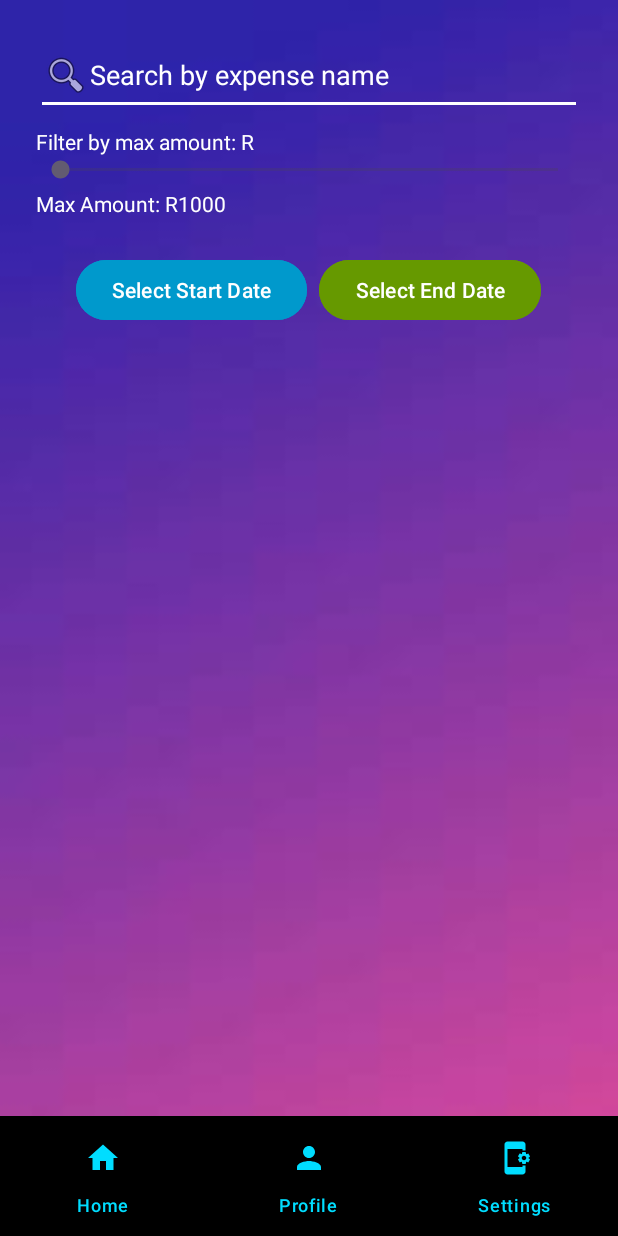
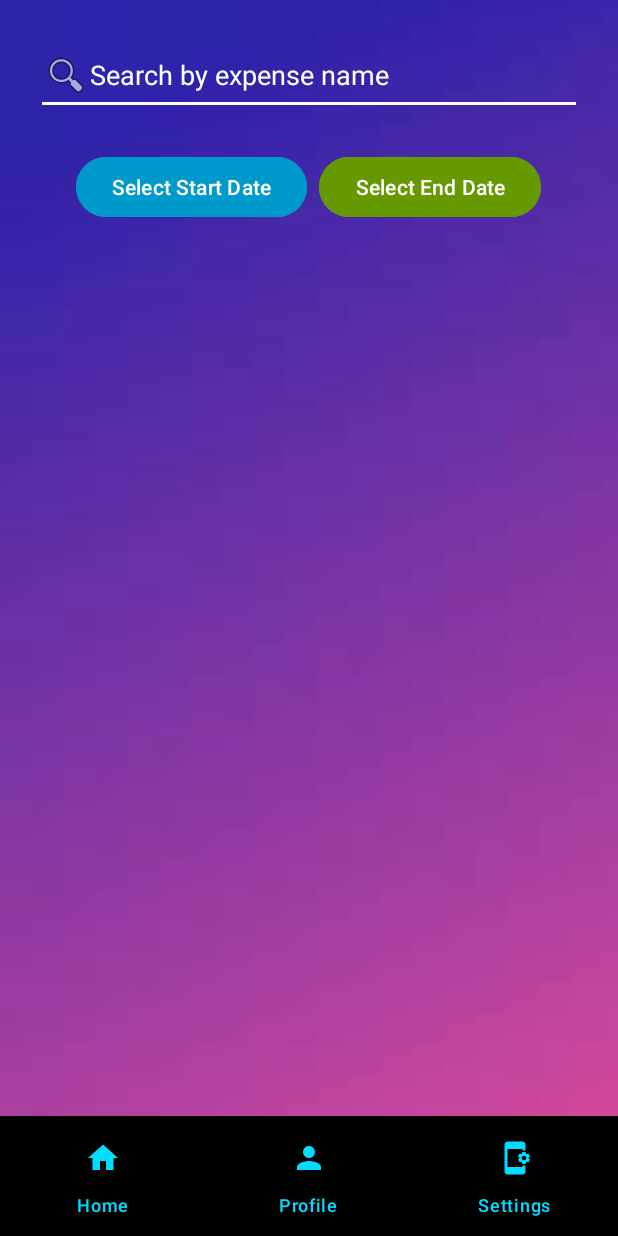
Before and after one commit to DiancaJadeNaidu/BudgetTrackerApp, an Android app: the ManageExpensesActivity screen opened directly, with no data from a screen before it, on a phone screen of 412 x 824 dp. Run offline under Robolectric (Android 15) with nearby library versions, the phone set to English and light mode, and no system bars; our stand-ins replace Room's generated code; 1 statement that could not run was skipped.

Commit message:
Implementing feedback

```diff
--- a/app/src/main/java/com/dianca/budgettrackerapp/ManageExpensesActivity.kt
+++ b/app/src/main/java/com/dianca/budgettrackerapp/ManageExpensesActivity.kt
@@ -60,8 +60,6 @@ class ManageExpensesActivity : BaseActivity() {
         }
 
         setupRecyclerView()
-        setupSearchFilter()
-        setupAmountFilter()
         setupDatePickers()
 
 
@@ -81,7 +79,7 @@ class ManageExpensesActivity : BaseActivity() {
                 startDate = Calendar.getInstance().apply {
                     set(selectedYear, selectedMonth, selectedDay)
                 }
-                filterExpenses(binding.editTextSearch.text.toString(), binding.seekBarAmount.progress)
+
             },
             year, month, day
         )
@@ -94,7 +92,7 @@ class ManageExpensesActivity : BaseActivity() {
                 endDate = Calendar.getInstance().apply {
                     set(selectedYear, selectedMonth, selectedDay)
                 }
-                filterExpenses(binding.editTextSearch.text.toString(), binding.seekBarAmount.progress)
+
             },
             year, month, day
         )
@@ -139,27 +137,9 @@ class ManageExpensesActivity : BaseActivity() {
         }
     }
 
-    private fun setupSearchFilter() {
-        binding.editTextSearch.addTextChangedListener(object : TextWatcher {
-            override fun beforeTextChanged(s: CharSequence?, start: Int, before: Int, count: Int) {}
-            override fun onTextChanged(s: CharSequence?, start: Int, before: Int, count: Int) {
-                filterExpenses(s.toString(), binding.seekBarAmount.progress)
-            }
-            override fun afterTextChanged(s: Editable?) {}
-        })
-    }
 
-    private fun setupAmountFilter() {
-        binding.seekBarAmount.setOnSeekBarChangeListener(object : SeekBar.OnSeekBarChangeListener {
-            override fun onProgressChanged(seekBar: SeekBar?, progress: Int, fromUser: Boolean) {
-                binding.txtSeekBarValue.text = "Max Amount: R$progress"
-                filterExpenses(binding.editTextSearch.text.toString(), progress)
-            }
 
-            override fun onStartTrackingTouch(seekBar: SeekBar?) {}
-            override fun onStopTrackingTouch(seekBar: SeekBar?) {}
-        })
-    }
+
 
     private fun filterExpenses(searchText: String, maxAmount: Int) {
         val filteredList = allExpenses.filter { expense ->
--- a/app/src/main/res/layout/activity_manageexpenses.xml
+++ b/app/src/main/res/layout/activity_manageexpenses.xml
@@ -37,28 +37,6 @@
                     android:inputType="text"
                     android:textColor="@color/white" />
 
-                <!--filter by maximum amount using seekbar-->
-                <TextView
-                    android:id="@+id/txtMaxAmountLabel"
-                    android:layout_width="wrap_content"
-                    android:layout_height="wrap_content"
-                    android:layout_marginTop="8dp"
-                    android:text="Filter by max amount: R"
-                    android:textColor="@color/white" />
-
-                <SeekBar
-                    android:id="@+id/seekBarAmount"
-                    android:layout_width="match_parent"
-                    android:layout_height="wrap_content"
-                    android:max="10000" />
-
-                <TextView
-                    android:id="@+id/txtSeekBarValue"
-                    android:layout_width="wrap_content"
-                    android:layout_height="wrap_content"
-                    android:text="Max Amount: R1000"
-                    android:layout_marginTop="4dp"
-                    android:textColor="@color/white" />
             </LinearLayout>
 
             <!--date pickers -->
```
Also changed, not shown: app/src/main/res/layout/activity_register.xml (+8 -3 lines).
